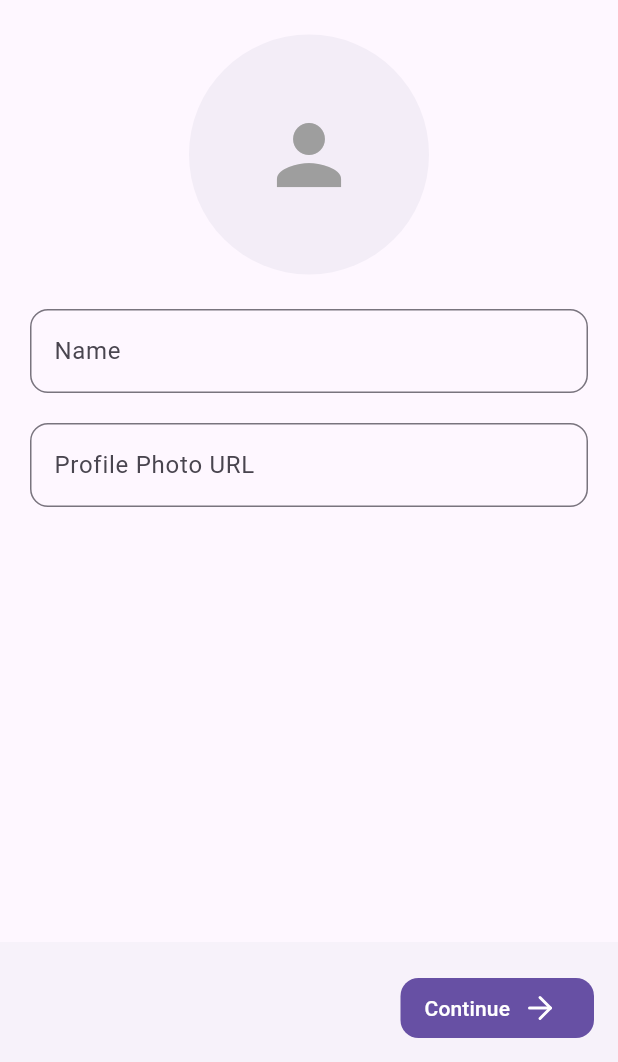
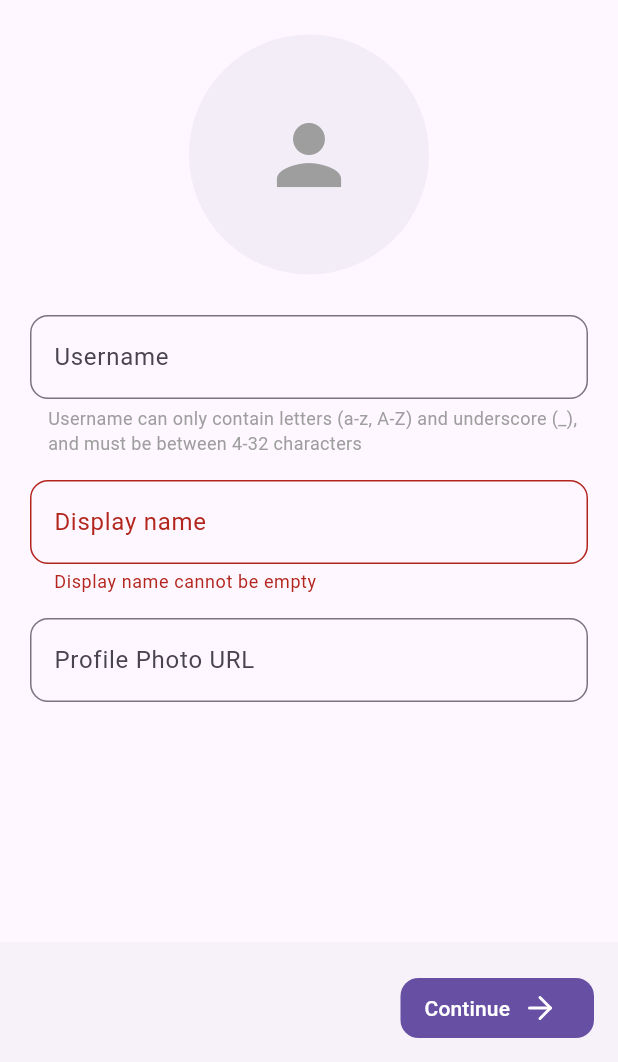
Before and after one commit to project-armour/armour_app, a Flutter app: the CreateProfilePage screen opened directly, after a tap on "Continue", on a phone screen of 412 x 824 dp, the part 174-1236 px from its top. Run offline on Flutter 3.47's test engine with Material 3 defaults, Android fonts, the phone set to English and light mode, and no system bars; our stand-ins replace connectivity_plus, flutter_blue_plus, flutter_local_notifications, flutter_map, flutter_svg, geolocator and 4 more; missing offline and left inert: audio_session, flex_seed_scheme, flutter_foreground_task, screen_brightness, smooth_sheets, torch_light; accounts and stored records are empty.

Commit message:
added stop sharing and stop service buttons, username in profile setup, fixed small issues

```diff
--- a/lib/pages/profile_creation.dart
+++ b/lib/pages/profile_creation.dart
@@ -12,30 +12,79 @@ class CreateProfilePage extends StatefulWidget {
 
 class _CreateProfilePageState extends State<CreateProfilePage> {
   final TextEditingController _nameController = TextEditingController();
+  final TextEditingController _usernameController = TextEditingController();
   final TextEditingController _photoUrlController = TextEditingController();
   bool _photoError = false;
   String? nameError;
+  String? usernameError;
+  final RegExp _usernameRegex = RegExp(r'^[a-zA-Z_]+$');
 
   void submitProfile() async {
+    setState(() {
       nameError = null;
+      usernameError = null;
+    });
+
     if (_nameController.text.isEmpty) {
-      nameError = "Name cannot be empty";
+      setState(() {
+        nameError = "Display name cannot be empty";
+      });
       return;
     }
-    if (nameError == null && !_photoError) {
+
+    if (_usernameController.text.isEmpty) {
+      setState(() {
+        usernameError = "Username cannot be empty";
+      });
+      return;
+    }
+
+    if (!_usernameRegex.hasMatch(_usernameController.text)) {
+      setState(() {
+        usernameError = "Username can only contain letters and underscore";
+      });
+      return;
+    }
+
+    if (_usernameController.text.length < 4 ||
+        _usernameController.text.length > 32) {
+      setState(() {
+        usernameError = "Username must be between 4 and 32 characters";
+      });
+      return;
+    }
+
+    if (nameError == null && usernameError == null && !_photoError) {
+      try {
         var data =
             await supabase.from('profiles').upsert({
               'id': supabase.auth.currentUser?.id,
               'name': _nameController.text,
+              'username': _usernameController.text,
               'profile_photo_url':
                   _photoUrlController.text.isEmpty
                       ? null
                       : _photoUrlController.text,
             }).select();
+
         if (data.isNotEmpty && mounted) {
           Navigator.of(context).pushReplacement(
             MaterialPageRoute(builder: (context) => const HomePage()),
           );
+        }
+      } catch (e) {
+        if (e.toString().contains("profiles_username_key") ||
+            e.toString().contains("duplicate key value")) {
+          setState(() {
+            usernameError =
+                "Username already taken. Please choose another one.";
+          });
+        } else {
+          // Handle other errors
+          ScaffoldMessenger.of(context).showSnackBar(
+            SnackBar(content: Text("An error occurred: ${e.toString()}")),
+          );
+        }
       }
     }
   }
@@ -112,12 +161,49 @@ class _CreateProfilePageState extends State<CreateProfilePage> {
                 ],
               ),
             ),
-
-            const SizedBox(height: 20),
+            const SizedBox(height: 24),
+            TextField(
+              controller: _usernameController,
+              decoration: InputDecoration(
+                labelText: "Username",
+                border: OutlineInputBorder(
+                  borderRadius: BorderRadius.circular(12),
+                ),
+                errorText: usernameError,
+              ),
+              onChanged: (value) {
+                setState(() {
+                  usernameError = null;
+                });
+                if (value.isEmpty) {
+                  setState(() {
+                    usernameError = "Username cannot be empty";
+                  });
+                } else if (!_usernameRegex.hasMatch(value)) {
+                  setState(() {
+                    usernameError =
+                        "Username can only contain letters and underscore";
+                  });
+                } else if (value.length < 4 || value.length > 32) {
+                  setState(() {
+                    usernameError =
+                        "Username must be between 4 and 32 characters";
+                  });
+                }
+              },
+            ),
+            Padding(
+              padding: const EdgeInsets.only(top: 4.0, left: 12.0),
+              child: Text(
+                "Username can only contain letters (a-z, A-Z) and underscore (_), and must be between 4-32 characters",
+                style: TextStyle(fontSize: 12, color: Colors.grey),
+              ),
+            ),
+            const SizedBox(height: 16),
             TextField(
               controller: _nameController,
               decoration: InputDecoration(
-                labelText: "Name",
+                labelText: "Display name",
                 border: OutlineInputBorder(
                   borderRadius: BorderRadius.circular(12),
                 ),
@@ -129,12 +215,12 @@ class _CreateProfilePageState extends State<CreateProfilePage> {
                 });
                 if (value.isEmpty) {
                   setState(() {
-                    nameError = "Name cannot be empty";
+                    nameError = "Display name cannot be empty";
                   });
                 }
               },
             ),
-            const SizedBox(height: 20),
+            const SizedBox(height: 16),
             TextField(
               controller: _photoUrlController,
               decoration: InputDecoration(
@@ -163,6 +249,7 @@ class _CreateProfilePageState extends State<CreateProfilePage> {
   @override
   void dispose() {
     _nameController.dispose();
+    _usernameController.dispose();
     _photoUrlController.dispose();
     super.dispose();
   }
```
Also changed, not shown: lib/helpers/bg_service.dart (+47 -8 lines), lib/pages/home_page.dart (+12 -4 lines). Lines whose indentation alone changed are shown as unchanged.
